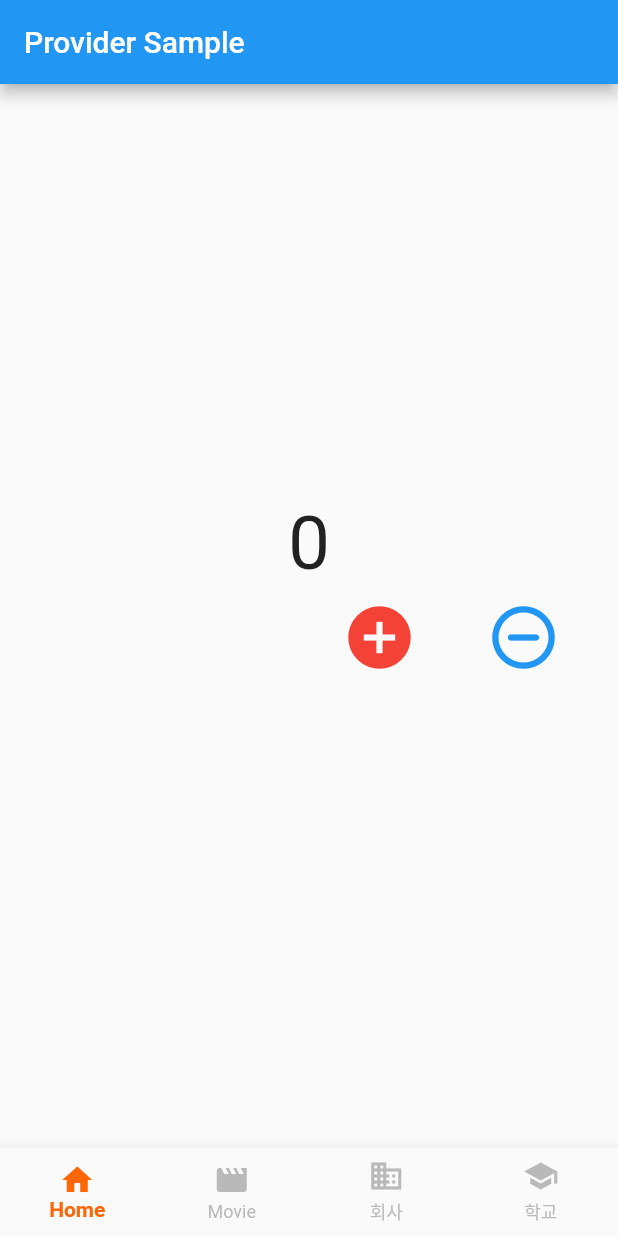
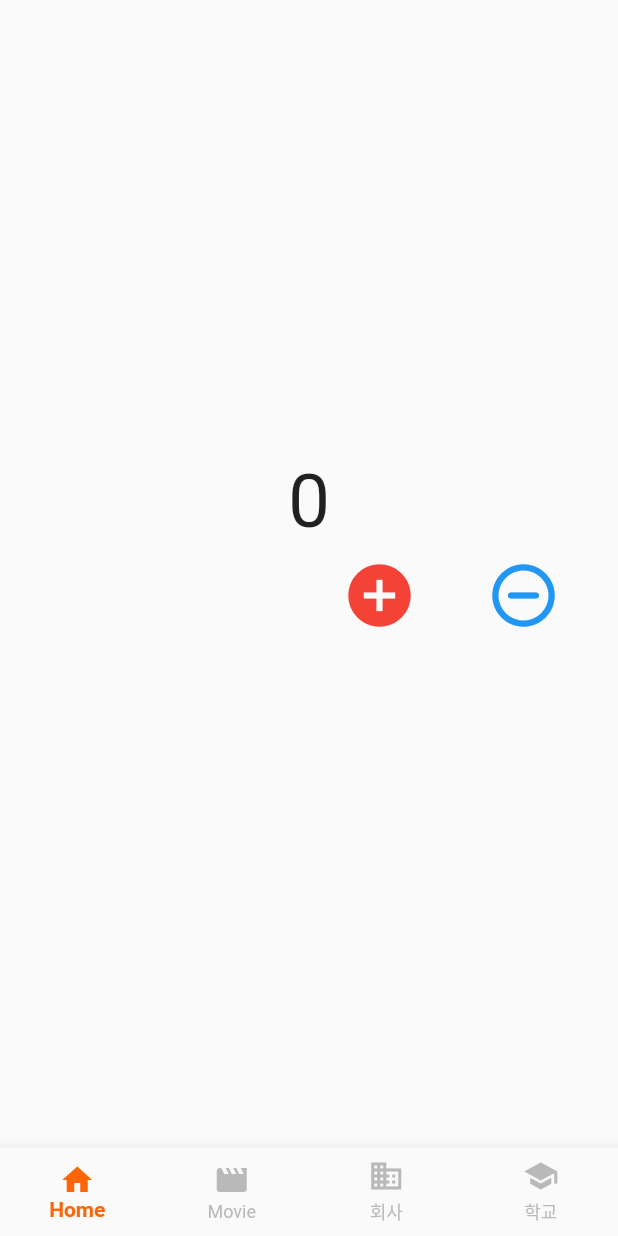
Before and after one commit to shanghanrun/provider_ex01, a Flutter app: the screen it shows after launch, on a phone screen of 412 x 824 dp. Run offline on Flutter 3.47's test engine with Material 2 defaults, Android fonts, the phone set to English and light mode, and no system bars.

Commit message:
home에 앱바제거.중첩안되게

```diff
--- a/lib/home.dart
+++ b/lib/home.dart
@@ -24,7 +24,7 @@ class Home extends StatelessWidget {
     }
 
     return Scaffold(
-      appBar: AppBar(title: const Text('Provider Sample')),
+      // appBar: AppBar(title: const Text('Provider Sample')),
       body: _selectedPage(),
       // body: (bottomPro.currentPage == 1)
       //       ? MoviePage()
```
